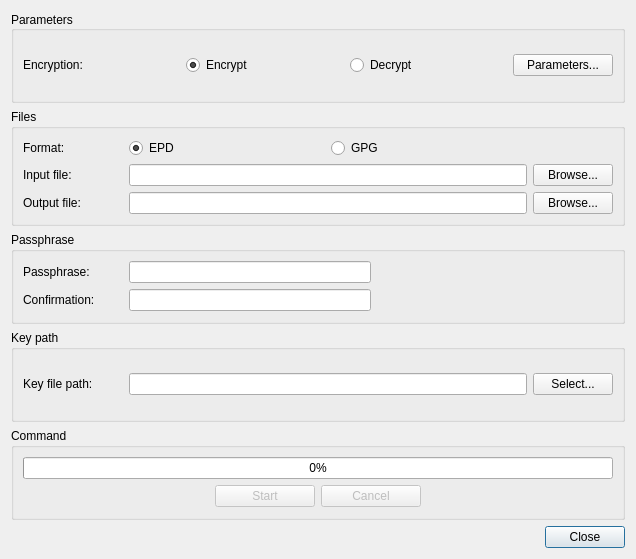
This is qt_ui/file_encryption_dialog.ui in evpo/EncryptPad as Qt 5 draws it before an edit. The edited form follows.
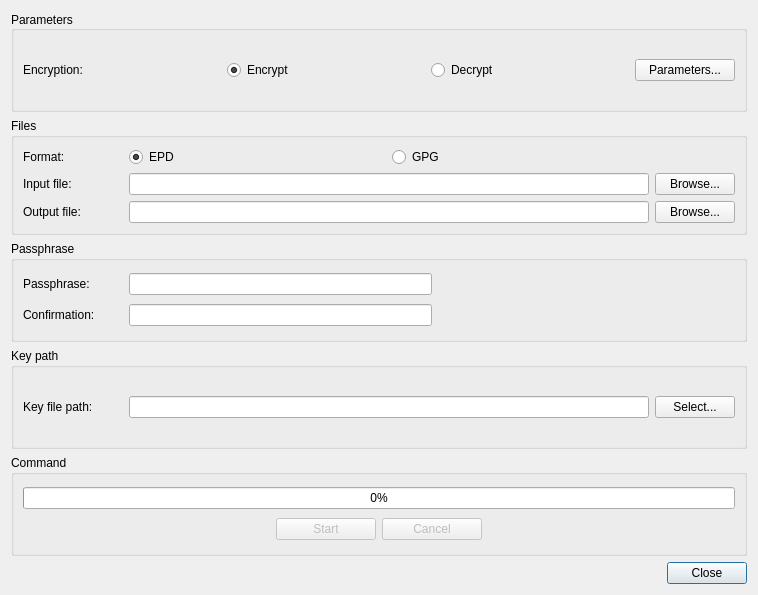
This is the edited form. Icons and pictures are not drawn.

The edit to the form file:
```diff
--- a/qt_ui/file_encryption_dialog.ui
+++ b/qt_ui/file_encryption_dialog.ui
@@ -6,8 +6,8 @@
    <rect>
     <x>0</x>
     <y>0</y>
-    <width>636</width>
-    <height>559</height>
+    <width>758</width>
+    <height>595</height>
    </rect>
   </property>
   <property name="windowTitle">
```
